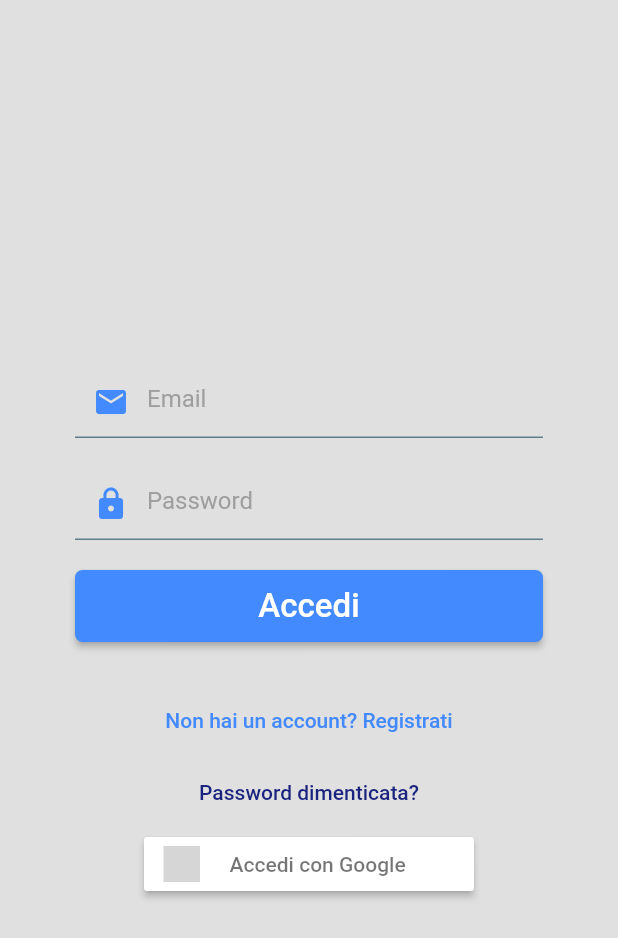
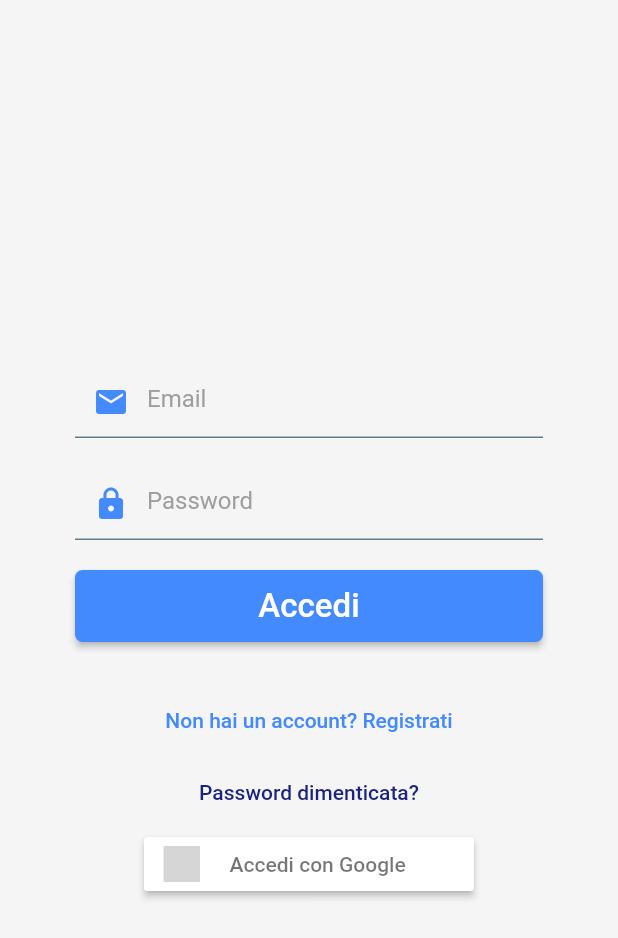
Before and after one commit to DomenicoMiranda/TeamUp, a Flutter app: the screen it shows after launch, item 2 of the bottom bar chosen, after a tap on "Login", on a phone screen of 412 x 824 dp. Shown: the top 938 px of the screen. Run offline on Flutter 3.47's test engine with Material 2 defaults, Android fonts, the light colour scheme and no system bars; our stand-ins replace cloud_firestore, email_validator, file_picker, firebase_auth, firebase_storage, flutter_signin_button and 5 more; missing offline and left inert: flutter_plugin_pdf_viewer; accounts and stored records are empty; grey boxes are pictures that could not be loaded.

Commit message:
login background

```diff
--- a/lib/authentication/login.dart
+++ b/lib/authentication/login.dart
@@ -31,7 +31,7 @@ class _LoginState extends State<Login> {
   @override
   Widget build(BuildContext context) {
     return loading ? Loading() : Scaffold(
-      backgroundColor: Colors.grey.shade300,
+      backgroundColor: Colors.grey.shade100,
       body: Container(
         alignment: Alignment.center,
         padding: EdgeInsets.symmetric(vertical: 20.0, horizontal: 50.0),
```
